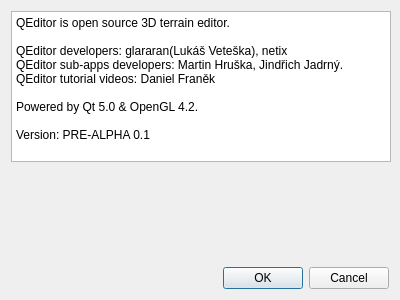
Before: the Qt Designer form ui/about.ui in glararan/QEditor, drawn with Qt 5.
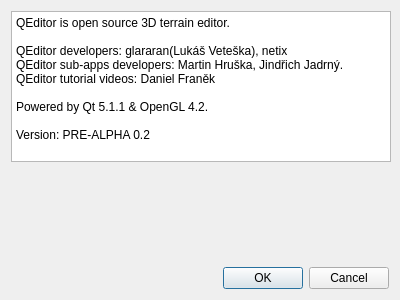
After: the same form once the commit is applied.

Commit message:
[33] PRE-ALPHA 0.2
- New World/MapTile/MapChunk rendering system, moving back from TextureArray to Texture
- Updated info list
- Qt 5.1.1 changed QGLWidget::initializeGL, so redone loading for new project
- UNITSIZE had dividing problem with CHUNKS = 1
- FPS counter
- Debug info about c++ version, target architecture and MSVC compiler info

! MapChunk memory leaks

The edit to the form file:
```diff
--- a/ui/about.ui
+++ b/ui/about.ui
@@ -46,9 +46,9 @@
 QEditor sub-apps developers: Martin Hruška, Jindřich Jadrný.
 QEditor tutorial videos: Daniel Franěk
 
-Powered by Qt 5.0 &amp; OpenGL 4.2.
+Powered by Qt 5.1.1 &amp; OpenGL 4.2.
 
-Version: PRE-ALPHA 0.1</string>
+Version: PRE-ALPHA 0.2</string>
        </property>
       </widget>
      </item>
```
The commit also changes 29 other files.
